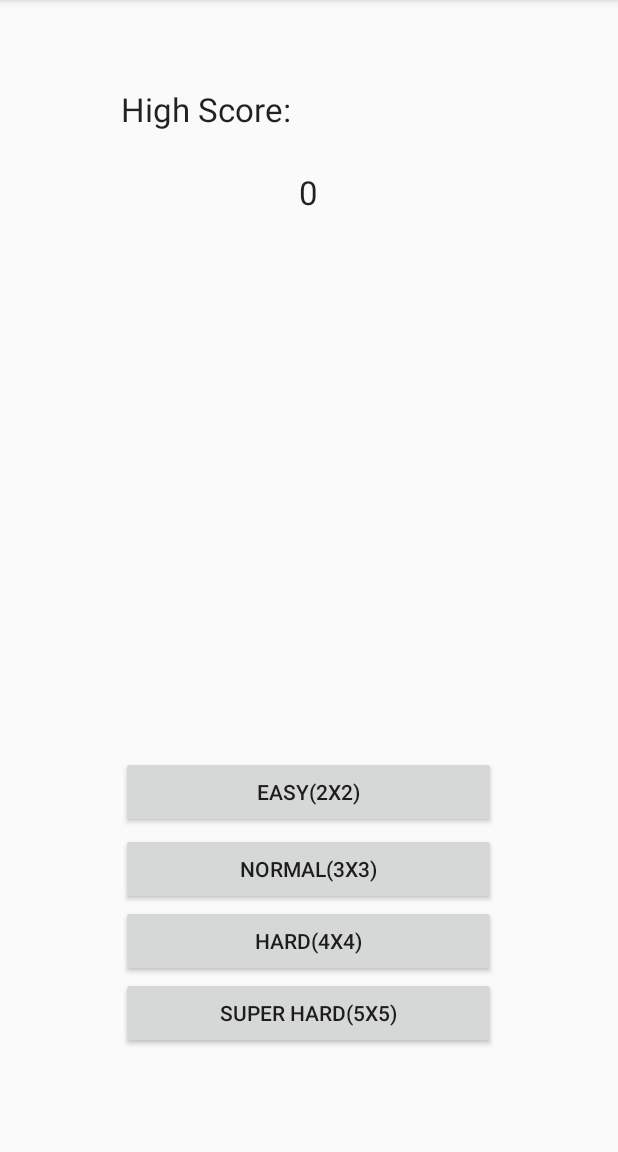
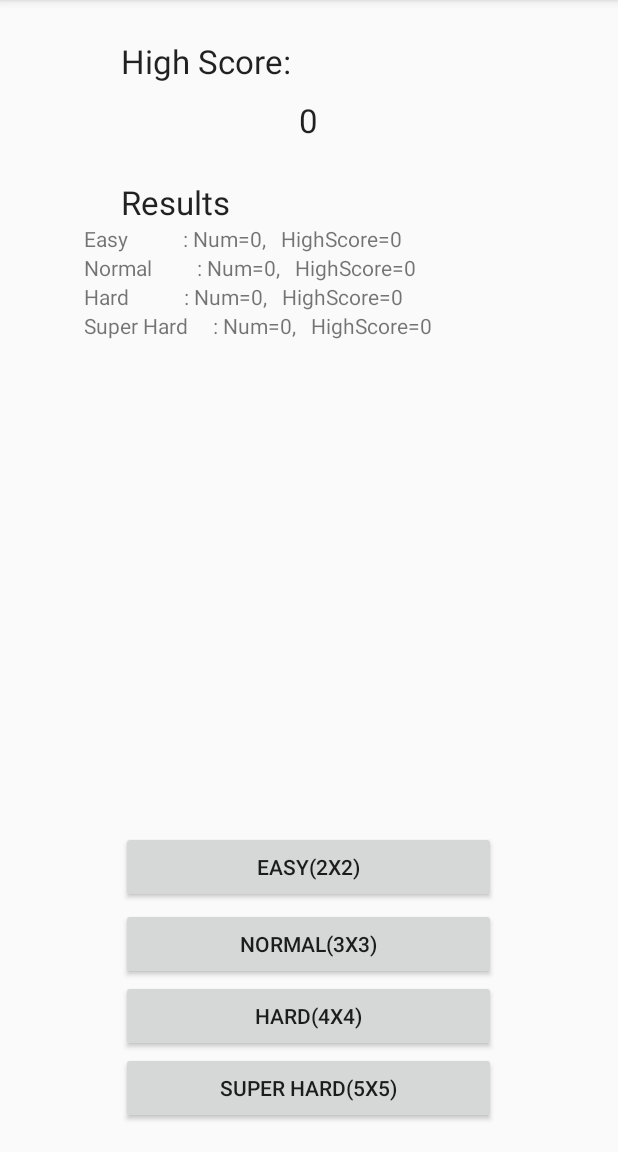
Before and after one commit to toru1055/SoundMemoryGame, an Android app: the screen it shows after launch (MainActivity), on a phone screen of 412 x 824 dp, the part 84-1236 px from its top. Run offline under Robolectric (Android 15) with nearby library versions, the phone set to English and light mode, and no system bars.

Commit message:
Update ScoreRecordTable

```diff
--- a/app/src/main/java/jp/thotta/android/soundmemorygame/GameManager.java
+++ b/app/src/main/java/jp/thotta/android/soundmemorygame/GameManager.java
@@ -111,8 +111,12 @@ public class GameManager {
     }
 
     private void addGameScore(int score) {
-        scoreRecordDB.addGameScore(score);
+        scoreRecordDB.addGameScore(getGameMode(), score, questionList.size() - 1);
         updateHighScoreView();
+    }
+
+    private int getGameMode() {
+        return fGameActivity.getRow();
     }
 
     private void updateHighScoreView() {
@@ -173,11 +177,7 @@ public class GameManager {
         }
 
         public boolean equals(Question question) {
-            if(this.fRow == question.fRow && this.fColumn == question.fColumn) {
-                return true;
-            } else {
-                return false;
-            }
+            return this.fRow == question.fRow && this.fColumn == question.fColumn;
         }
     }
 }
--- a/app/src/main/java/jp/thotta/android/soundmemorygame/MainActivity.java
+++ b/app/src/main/java/jp/thotta/android/soundmemorygame/MainActivity.java
@@ -32,6 +32,7 @@ public class MainActivity extends Activity {
         int highScore = db.getHighScore();
         TextView textHighScore = (TextView) findViewById(R.id.text_high_score);
         textHighScore.setText(String.valueOf(highScore));
+        showResults(db);
     }
 
 
@@ -56,4 +57,17 @@ public class MainActivity extends Activity {
 
         return super.onOptionsItemSelected(item);
     }
+
+    private void showResults(ScoreRecordDBHelper db) {
+        showResultView(db, R.id.text_results_easy, ScoreRecordBean.GAME_MODE_EASY);
+        showResultView(db, R.id.text_results_normal, ScoreRecordBean.GAME_MODE_NORMAL);
+        showResultView(db, R.id.text_results_hard, ScoreRecordBean.GAME_MODE_HARD);
+        showResultView(db, R.id.text_results_super_hard, ScoreRecordBean.GAME_MODE_SUPER_HARD);
+    }
+
+    private void showResultView(ScoreRecordDBHelper db, int viewId, int mode) {
+        TextView resultView = (TextView) findViewById(viewId);
+        ScoreRecordBean result = db.getHighScoreObject(mode);
+        resultView.setText(result.toString());
+    }
 }
--- /dev/null
+++ b/app/src/main/java/jp/thotta/android/soundmemorygame/ScoreRecordBean.java
@@ -0,0 +1,49 @@
+package jp.thotta.android.soundmemorygame;
+
+import java.io.ByteArrayOutputStream;
+import java.io.PrintStream;
+
+/**
+ * Created by thotta on 14/11/30.
+ */
+public class ScoreRecordBean {
+    public static final int GAME_MODE_EASY = 2;
+    public static final int GAME_MODE_NORMAL = 3;
+    public static final int GAME_MODE_HARD = 4;
+    public static final int GAME_MODE_SUPER_HARD = 5;
+
+    private int mode;
+    private int score;
+    private int questionSize;
+
+    public static String modeName(int mode) {
+        switch (mode) {
+            case GAME_MODE_EASY:
+                return "Easy";
+            case GAME_MODE_NORMAL:
+                return "Normal";
+            case GAME_MODE_HARD:
+                return "Hard";
+            case GAME_MODE_SUPER_HARD:
+                return "Super Hard";
+            default:
+                return null;
+        }
+    }
+
+    public ScoreRecordBean(int mode, int score, int questionSize) {
+        this.mode = mode;
+        this.score = score;
+        this.questionSize = questionSize;
+    }
+
+    @Override
+    public String toString() {
+        ByteArrayOutputStream buff = new ByteArrayOutputStream();
+        PrintStream ps = new PrintStream(buff);
+        ps.printf("%-15s",  modeName(mode));
+        return buff.toString() + ": " +
+                "Num=" + questionSize +
+                ",   HighScore=" + score;
+    }
+}
--- a/app/src/main/java/jp/thotta/android/soundmemorygame/ScoreRecordDBHelper.java
+++ b/app/src/main/java/jp/thotta/android/soundmemorygame/ScoreRecordDBHelper.java
@@ -11,35 +11,39 @@ import android.database.sqlite.SQLiteOpenHelper;
  */
 public class ScoreRecordDBHelper extends SQLiteOpenHelper {
     public ScoreRecordDBHelper(Context context) {
-        super(context, "score_record.db", null, 1);
+        super(context, "score_record.db", null, 4);
     }
 
     @Override
     public void onCreate(SQLiteDatabase db) {
+        createScoreRecordTable(db);
+    }
+
+    @Override
+    public void onUpgrade(SQLiteDatabase db, int oldVersion, int newVersion) {
+        //For debug
+        db.execSQL("DROP TABLE IF EXISTS score_record");
+        createScoreRecordTable(db);
+    }
+
+    private void createScoreRecordTable(SQLiteDatabase db) {
         String SQL = "create table score_record(" +
                 "id INTEGER PRIMARY KEY AUTOINCREMENT," +
-                "score INTEGER" +
+                "game_mode INTEGER," +
+                "score INTEGER," +
+                "question_size INTEGER," +
                 "created_at DATETIME DEFAULT CURRENT_TIMESTAMP" +
                 ")";
         db.execSQL(SQL);
     }
 
-    @Override
-    public void onUpgrade(SQLiteDatabase db, int oldVersion, int newVersion) {
-        //db.execSQL("DROP TABLE IF EXISTS score_record");
-    }
-
-    @Override
-    public void onOpen(SQLiteDatabase db) {
-        // For debug
-        //db.delete("score_record", null, null);
-    }
-
-    public void addGameScore(int score) {
+    public void addGameScore(int mode, int score, int question_size) {
         ContentValues contentValues = new ContentValues();
+        contentValues.put("game_mode", mode);
         contentValues.put("score", score);
+        contentValues.put("question_size", question_size);
         SQLiteDatabase sqLiteDatabase = getReadableDatabase();
-        long pk = sqLiteDatabase.insert("score_record", null, contentValues);
+        sqLiteDatabase.insert("score_record", null, contentValues);
         sqLiteDatabase.close();
     }
 
@@ -58,4 +62,24 @@ public class ScoreRecordDBHelper extends SQLiteOpenHelper {
         db.close();
         return score;
     }
+
+    public ScoreRecordBean getHighScoreObject(int mode) {
+        SQLiteDatabase db = getReadableDatabase();
+        String[] columns = {"score", "question_size"};
+        String selection = "game_mode = " + mode;
+        Cursor cursor = db.query("score_record", columns, selection,
+                null, null, null, "score DESC", "1");
+        int score = 0;
+        int questionSize = 0;
+        if(cursor != null) {
+            if(cursor.getCount() > 0) {
+                cursor.moveToFirst();
+                score = cursor.getInt(cursor.getColumnIndex("score"));
+                questionSize = cursor.getInt(cursor.getColumnIndex("question_size"));
+            }
+            cursor.close();
+        }
+        db.close();
+        return new ScoreRecordBean(mode, score, questionSize);
+    }
 }
--- a/app/src/main/res/layout/activity_main.xml
+++ b/app/src/main/res/layout/activity_main.xml
@@ -11,7 +11,7 @@
         android:textAppearance="?android:attr/textAppearanceLarge"
         android:text="High Score:"
         android:id="@+id/text_label_high_score"
-        android:layout_marginTop="42dp"
+        android:layout_marginTop="10dp"
         android:layout_alignParentTop="true"
         android:layout_alignLeft="@+id/button_easy"
         android:layout_alignStart="@+id/button_easy" />
@@ -22,16 +22,65 @@
         android:textAppearance="?android:attr/textAppearanceLarge"
         android:text="0"
         android:id="@+id/text_high_score"
-        android:layout_marginTop="26dp"
+        android:layout_marginTop="10dp"
         android:layout_below="@+id/text_label_high_score"
         android:layout_centerHorizontal="true" />
+
+    <TextView
+        android:layout_width="wrap_content"
+        android:layout_height="wrap_content"
+        android:textAppearance="?android:attr/textAppearanceLarge"
+        android:text="Results"
+        android:id="@+id/text_label_results"
+        android:layout_marginTop="25dp"
+        android:layout_below="@+id/text_high_score"
+        android:layout_alignLeft="@+id/text_label_high_score"
+        android:layout_alignStart="@+id/text_label_high_score" />
+
+    <TextView
+        android:layout_width="300dp"
+        android:layout_height="wrap_content"
+        android:text="---"
+        android:gravity="left"
+        android:id="@+id/text_results_easy"
+        android:layout_marginTop="0dp"
+        android:layout_below="@+id/text_label_results"
+        android:layout_centerHorizontal="true" />
+    <TextView
+        android:layout_width="300dp"
+        android:layout_height="wrap_content"
+        android:text="---"
+        android:gravity="left"
+        android:id="@+id/text_results_normal"
+        android:layout_marginTop="0dp"
+        android:layout_below="@+id/text_results_easy"
+        android:layout_centerHorizontal="true" />
+    <TextView
+        android:layout_width="300dp"
+        android:layout_height="wrap_content"
+        android:text="---"
+        android:gravity="left"
+        android:id="@+id/text_results_hard"
+        android:layout_marginTop="0dp"
+        android:layout_below="@+id/text_results_normal"
+        android:layout_centerHorizontal="true" />
+    <TextView
+        android:layout_width="300dp"
+        android:layout_height="wrap_content"
+        android:text="---"
+        android:gravity="left"
+        android:id="@+id/text_results_super_hard"
+        android:layout_marginTop="0dp"
+        android:layout_below="@+id/text_results_hard"
+        android:layout_centerHorizontal="true" />
+
 
     <Button
         android:layout_width="250dp"
         android:layout_height="wrap_content"
         android:text="Easy(2x2)"
         android:id="@+id/button_easy"
-        android:layout_marginBottom="200dp"
+        android:layout_marginBottom="150dp"
         android:layout_alignParentBottom="true"
         android:layout_centerHorizontal="true"
         android:layout_weight="1"/>
```
